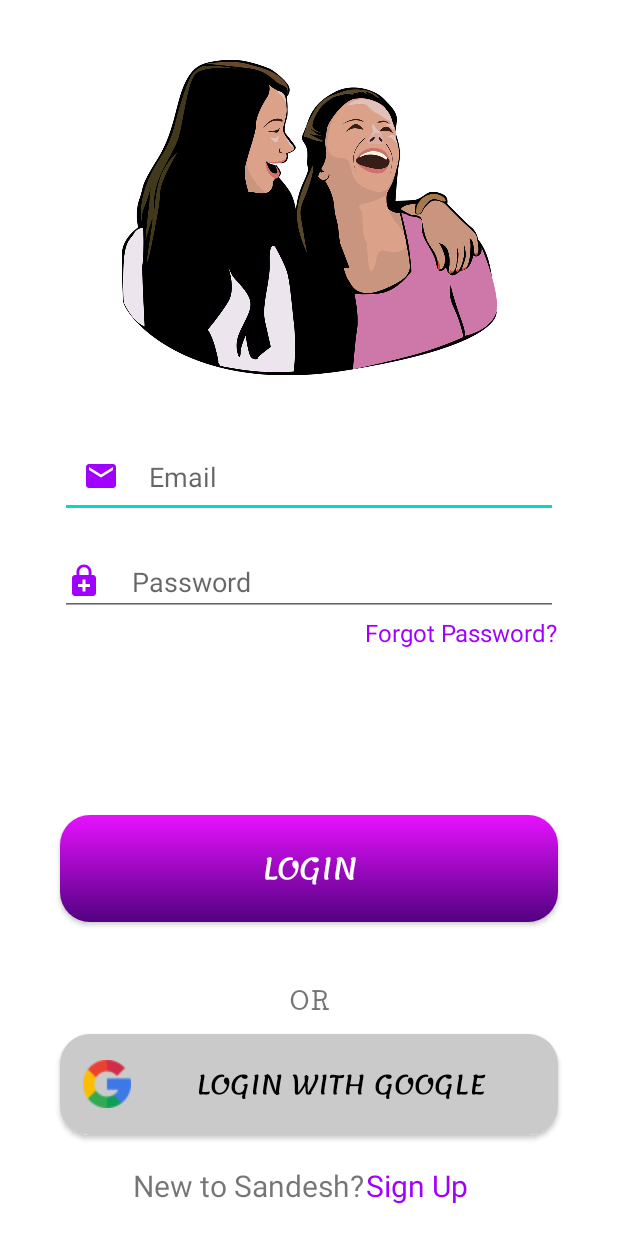
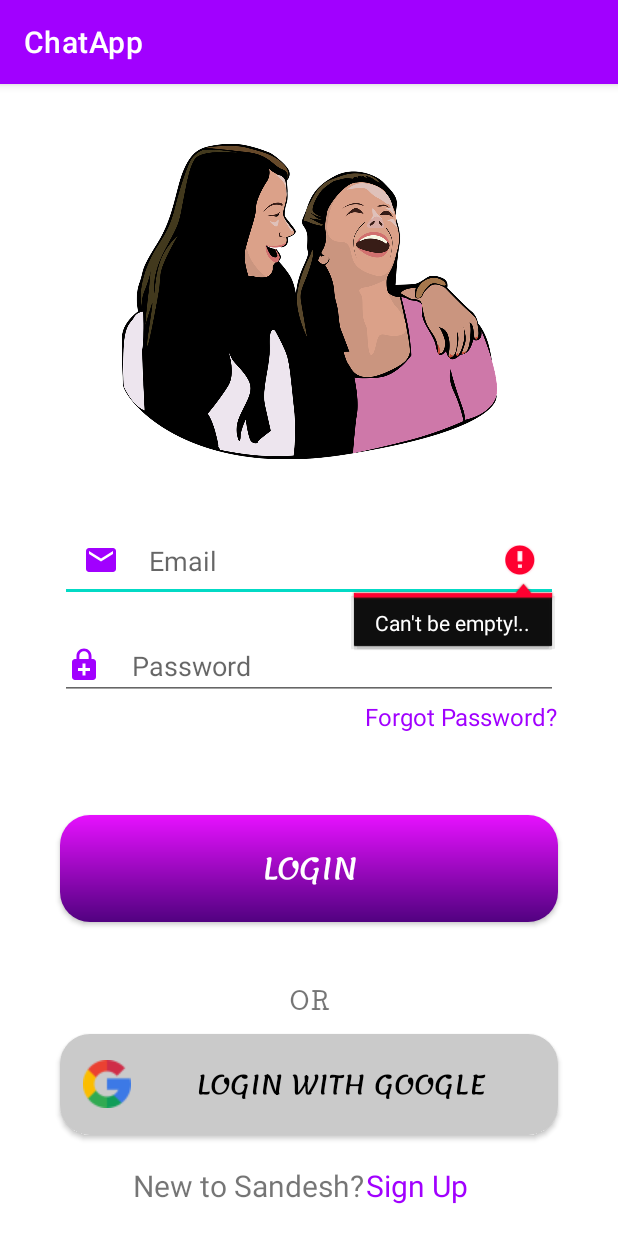
Before and after one commit to 1-SOURAV/ChatApp, an Android app: the LoginScreen screen opened directly, with no data from a screen before it, after a tap on "LOGIN", on a phone screen of 412 x 824 dp. Run offline under Robolectric (Android 15) with nearby library versions, the phone set to English and light mode, and no system bars; our stand-ins replace Firebase (no records; nobody signed in at launch, a user with empty details on screens opened directly); Roboto replaces fonts that are not available here.

Commit message:
Login Functionality Implemented

```diff
--- a/app/build.gradle
+++ b/app/build.gradle
@@ -46,6 +46,7 @@
     implementation 'androidx.constraintlayout:constraintlayout:2.1.3'
     implementation 'androidx.legacy:legacy-support-v4:1.0.0'
     implementation 'com.google.firebase:firebase-auth-ktx:21.0.1'
+    implementation 'com.google.firebase:firebase-database-ktx:20.0.4'
     testImplementation 'junit:junit:4.13.2'
     androidTestImplementation 'androidx.test.ext:junit:1.1.3'
     androidTestImplementation 'androidx.test.espresso:espresso-core:3.4.0'
--- a/app/src/main/java/com/sourav1/chatapp/Screens/LoginScreen.kt
+++ b/app/src/main/java/com/sourav1/chatapp/Screens/LoginScreen.kt
@@ -1,23 +1,37 @@
 package com.sourav1.chatapp.Screens
 
+import android.app.ProgressDialog
 import android.content.Intent
 import android.os.Bundle
+import android.util.Log
 import android.widget.Button
+import android.widget.EditText
 import android.widget.TextView
+import android.widget.Toast
 import androidx.appcompat.app.AppCompatActivity
 import androidx.appcompat.app.AppCompatDelegate
+import com.google.android.gms.auth.api.signin.GoogleSignInOptions
+import com.google.firebase.auth.FirebaseAuth
+import com.sourav1.chatapp.R
 import com.sourav1.chatapp.databinding.ActivityLoginScreenBinding
 
 class LoginScreen : AppCompatActivity() {
 
     private lateinit var binding: ActivityLoginScreenBinding
+
     private lateinit var signUpTv: TextView
     private lateinit var loginBtn: Button
     private lateinit var loginWithGoogleBtn: Button
     private lateinit var forgotPasswordTv: TextView
+    private lateinit var emailTv: EditText
+    private lateinit var passwordTv: EditText
 
     private lateinit var email: String
     private lateinit var password: String
+
+    private var auth: FirebaseAuth = FirebaseAuth.getInstance()
+    private lateinit var dialog: ProgressDialog
+
 
     override fun onCreate(savedInstanceState: Bundle?) {
         super.onCreate(savedInstanceState)
@@ -26,13 +40,14 @@
 
         AppCompatDelegate.setDefaultNightMode(AppCompatDelegate.MODE_NIGHT_NO)
 
+        dialog = ProgressDialog(this)
+
         signUpTv = binding.signUpTv1
         loginBtn = binding.loginBtn
         loginWithGoogleBtn = binding.loginWithGoogleBtn
         forgotPasswordTv = binding.forgotPasswordTv
-
-        email = binding.emailTv1.text.toString()
-        password = binding.passwordTv1.text.toString()
+        emailTv = binding.emailTv1
+        passwordTv = binding.passwordTv1
 
         signUpTv.setOnClickListener {
             val intent = Intent(this, SignUpScreen::class.java)
@@ -40,7 +55,7 @@
         }
 
         loginBtn.setOnClickListener {
-            loginUser(email, password)
+            loginUser()
         }
 
         loginWithGoogleBtn.setOnClickListener {
@@ -57,7 +72,47 @@
 
     }
 
-    private fun loginUser(mobile: String, password: String) {
+    private fun loginUser() {
+        email = emailTv.text.toString()
+        password = passwordTv.text.toString()
 
+        Log.d("Check", "Email: $email")
+        Log.d("Check", "Password: $password")
+
+        when {
+            email.isEmpty() -> {
+                emailTv.error = "Can't be empty!.."
+            }
+            password.isEmpty() -> {
+                passwordTv.error = "Can't be empty!.."
+            }
+            else -> {
+                dialog.setTitle("Logging In")
+                dialog.setMessage("Please wait a while, you will be logged in shortly...")
+                dialog.setCanceledOnTouchOutside(false)
+                dialog.show()
+
+                auth.signInWithEmailAndPassword(email, password)
+                    .addOnCompleteListener { task ->
+                        dialog.dismiss()
+                        if (task.isSuccessful) {
+                            gotToDashBoard()
+                        } else {
+                            Toast.makeText(
+                                this,
+                                "Some Error Occurred: ${task.exception?.message}",
+                                Toast.LENGTH_LONG
+                            ).show()
+                        }
+                    }
+            }
+        }
+    }
+
+    private fun gotToDashBoard() {
+        val intent = Intent(this, Dashboard::class.java)
+        intent.flags = Intent.FLAG_ACTIVITY_CLEAR_TOP or Intent.FLAG_ACTIVITY_NEW_TASK
+        startActivity(intent)
+        finish()
     }
 }
--- a/app/src/main/res/layout/activity_login_screen.xml
+++ b/app/src/main/res/layout/activity_login_screen.xml
@@ -14,7 +14,8 @@
         android:src="@drawable/friends"
         app:layout_constraintLeft_toLeftOf="parent"
         app:layout_constraintRight_toRightOf="parent"
-        app:layout_constraintTop_toTopOf="parent" />
+        app:layout_constraintTop_toTopOf="parent"
+        tools:ignore="ContentDescription" />
 
     <EditText
         android:id="@+id/emailTv1"
@@ -27,7 +28,7 @@
         android:drawableTint="@color/mine"
         android:hint="@string/email"
         android:importantForAutofill="no"
-        android:inputType="number"
+        android:inputType="textEmailAddress"
         android:padding="15dp"
         android:textColor="@color/headings"
         app:layout_constraintLeft_toLeftOf="parent"
@@ -46,6 +47,7 @@
         android:drawablePadding="20dp"
         android:drawableTint="@color/mine"
         android:hint="@string/password"
+        android:maxLines="1"
         android:importantForAutofill="no"
         android:inputType="textPassword"
         android:textColor="@color/headings"
--- a/app/src/main/res/values/strings.xml
+++ b/app/src/main/res/values/strings.xml
@@ -17,4 +17,6 @@
     <string name="forgot_password">Forgot Password?</string>
     <string name="or">OR</string>
     <string name="login_with_google">Login with Google</string>
+    <string name="logout">Logout</string>
+    <string name="default_web_client_id">251613238838-rkdtbtcf3tshcs3d2eul8p1pejp4cib6.apps.googleusercontent.com</string>
 </resources>
--- a/app/src/main/res/values/themes.xml
+++ b/app/src/main/res/values/themes.xml
@@ -1,9 +1,9 @@
 <resources xmlns:tools="http://schemas.android.com/tools">
     <!-- Base application theme. -->
-    <style name="Theme.ChatApp" parent="Theme.MaterialComponents.DayNight.NoActionBar">
+    <style name="Theme.ChatApp" parent="Theme.MaterialComponents.DayNight.DarkActionBar">
         <!-- Primary brand color. -->
-        <item name="colorPrimary">#FFFFFF</item>
-        <item name="colorPrimaryVariant">#FFFFFF</item>
+        <item name="colorPrimary">@color/mine</item>
+        <item name="colorPrimaryVariant">#8B00DC</item>
         <item name="colorOnPrimary">#000000</item>
         <item name="android:windowBackground">#ffffff</item>
         <!-- Secondary brand color. -->
```
Also changed, not shown: app/src/main/java/com/sourav1/chatapp/Screens/Dashboard.kt (+46 -9 lines), app/src/main/java/com/sourav1/chatapp/Screens/SignUpScreen.kt (+17 -7 lines), app/src/main/res/drawable/back.xml (added, +11 -0 lines), app/src/main/res/layout/activity_dashboard.xml (+5 -11 lines), app/src/main/res/menu/dashboard_menu_bar.xml (added, +10 -0 lines).
